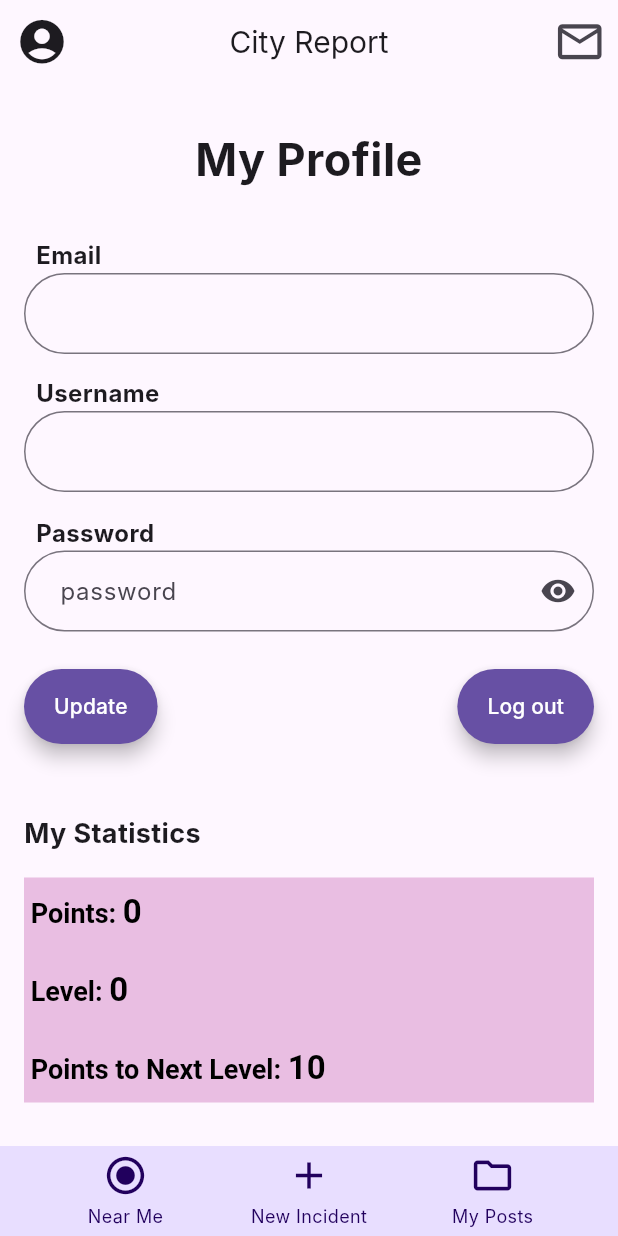
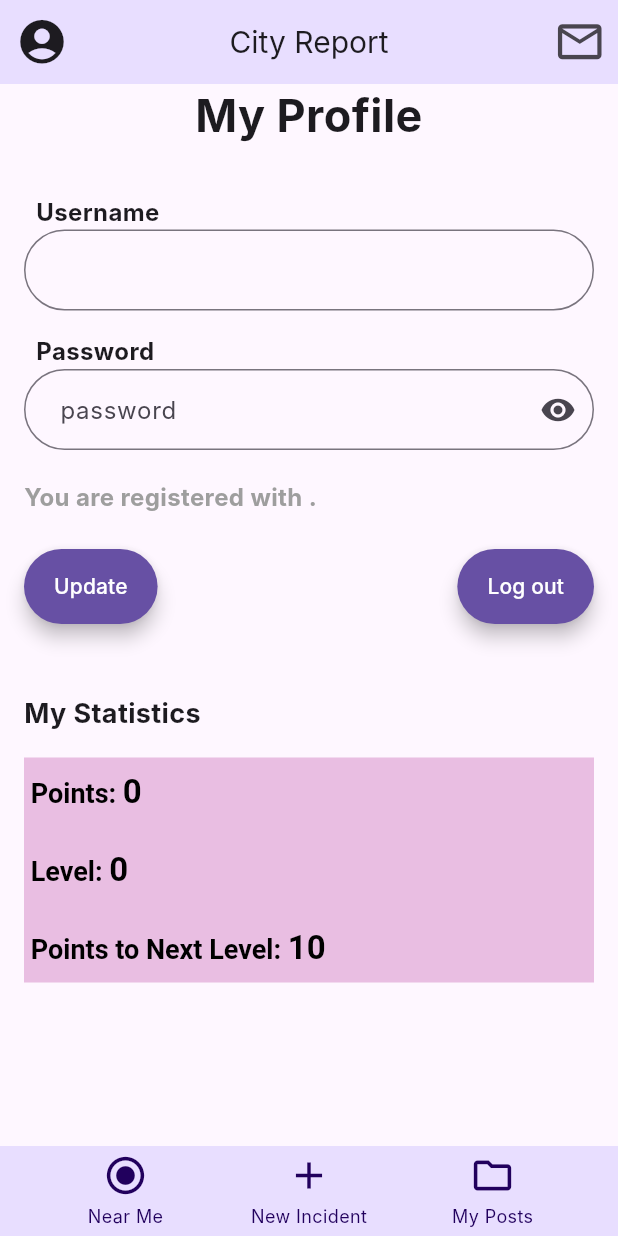
Before and after one commit to anastazee/city-report, a Flutter app: the Profile screen opened directly, on a phone screen of 412 x 824 dp. Run offline on Flutter 3.47's test engine with Material 3 defaults, Android fonts, the phone set to English and light mode, and no system bars; our stand-ins replace camera, cloud_firestore, firebase_auth, firebase_core, firebase_storage, flutter_map and 5 more; accounts and stored records are empty; Roboto replaces fonts that are missing (Inter).

Commit message:
small fixes 	modified:   android/app/build.gradle 	modified:   lib/models/bars.dart 	modified:   lib/screens/myprofile.dart 	modified:   lib/screens/new_incident/new_incident.dart 	modified:   lib/services/auth.dart

```diff
--- a/lib/models/bars.dart
+++ b/lib/models/bars.dart
@@ -17,7 +17,7 @@ class MyAppBar extends StatelessWidget implements PreferredSizeWidget {
         ),
       title: Text('City Report'),
       centerTitle: true,
-      backgroundColor: Color(0xFEF7FF),
+      backgroundColor: Color.fromARGB(255, 232, 222, 255),
       actions: [
         IconButton(
            icon: Icon(Icons.email_outlined),
--- a/lib/screens/myprofile.dart
+++ b/lib/screens/myprofile.dart
@@ -35,6 +35,7 @@ class _Profile extends State<Profile>{
           int points = data?['points'];
           int level = points ~/ 10;
           int toNext = 10 - points%10;
+          String? email = data?['email'].toString();
           // Your existing TextFormField with the retrieved username
           final usernameField = TextFormField(
             controller: _username,
@@ -47,21 +48,6 @@ class _Profile extends State<Profile>{
               ),
             ),
           );
-
-          final emailField = TextFormField(
-                controller: _email,
-                autofocus: false,
-                validator: (value) {
-                  if (value != null && value != '' && !value.contains('@') && !value.endsWith('.com')) {
-                      return 'Enter a Valid Email Address';
-                    }
-                    return null;
-                  },
-                decoration: InputDecoration(
-                    contentPadding: const EdgeInsets.fromLTRB(20.0, 15.0, 20.0, 15.0),
-                    hintText: data?['email'].toString(),
-                    border:
-                        OutlineInputBorder(borderRadius: BorderRadius.circular(32.0))));
 
           final passwordField = TextFormField(
               obscureText: _obscureText,
@@ -94,7 +80,6 @@ class _Profile extends State<Profile>{
             padding: const EdgeInsets.fromLTRB(20.0, 15.0, 20.0, 15.0),
             onPressed: () async {
                 String username = _username.text.trim();
-                String email = _email.text.trim();
                 String password = _password.text.trim();
                 if (username.isNotEmpty){}
                   bool taken = await isUsernameAlreadyTaken(username);
@@ -107,7 +92,7 @@ class _Profile extends State<Profile>{
                     );
                   }
                   else {
-                   bool check = await updateUserData(username, email, password);
+                   bool check = await updateUserData(username, password);
                    if (check) {
                         ScaffoldMessenger.of(context).showSnackBar(
                           SnackBar(
@@ -159,7 +144,8 @@ class _Profile extends State<Profile>{
    return Scaffold(
       resizeToAvoidBottomInset: false,
       appBar: MyAppBar(),
-        body: Column(
+      body: SingleChildScrollView(
+        child: Column(
       mainAxisAlignment: MainAxisAlignment.center,
       children: [
         const Text(
@@ -178,20 +164,6 @@ class _Profile extends State<Profile>{
       crossAxisAlignment: CrossAxisAlignment.start,
       mainAxisAlignment: MainAxisAlignment.center,
       children: <Widget>[
-        const SizedBox(height: 15.0),
-        Column(
-          crossAxisAlignment: CrossAxisAlignment.start,
-          children: [
-            Text(
-              '  Email',
-              style: TextStyle(
-                fontSize: 16.0,
-                fontWeight: FontWeight.bold,
-              ),
-            ),
-            emailField,
-          ],
-        ),
         const SizedBox(height: 15.0),
         Column(
           crossAxisAlignment: CrossAxisAlignment.start,
@@ -220,7 +192,14 @@ class _Profile extends State<Profile>{
             passwordField,
           ],
         ),
-        const SizedBox(height: 25.0),
+        const SizedBox(height: 20.0),
+        Text('You are registered with $email.\n',
+                style: TextStyle(
+                fontSize: 16.0,
+                fontWeight: FontWeight.bold,
+                color: Colors.grey
+              ),
+          ),
        Row(
           mainAxisAlignment: MainAxisAlignment.spaceBetween,
           children: [
@@ -284,6 +263,7 @@ child: RichText(
       ),
       ],
     ),
+      ),
     bottomNavigationBar: AppNavigationBar(selectedIndex: -1),
     );
 } else {
--- a/lib/screens/new_incident/new_incident.dart
+++ b/lib/screens/new_incident/new_incident.dart
@@ -205,7 +205,8 @@ class _NewIncidentState extends State<NewIncident> {
       appBar: AppBar(
         title: Text('New Incident'),
       ),
-      body: Padding(
+      body: SingleChildScrollView(
+        child: Padding(
         padding: const EdgeInsets.all(16.0),
         child: Form(
           key: _formKey,
@@ -289,6 +290,8 @@ class _NewIncidentState extends State<NewIncident> {
           ),
         ),
       ),
+      ),
+      bottomNavigationBar: AppNavigationBar(selectedIndex: -1),
     );
   }
 }
--- a/lib/services/auth.dart
+++ b/lib/services/auth.dart
@@ -96,7 +96,7 @@ Future<Map<String, dynamic>?> getUserData() async {
     return null;
   }
 
-  Future<bool> updateUserData(String username, String email, String password) async {
+  Future<bool> updateUserData(String username, String password) async {
   User? user = FirebaseAuth.instance.currentUser;
 
   if (user != null) {
@@ -110,12 +110,6 @@ Future<Map<String, dynamic>?> getUserData() async {
           'username': username,
              });
 
-    }
-    if (email.isNotEmpty) {
-      await FirebaseFirestore.instance
-        .collection('users')
-        .doc(user.uid)
-        .update({'email': email});
     }
     if (password.isNotEmpty) {
         await user.updatePassword(password);
```
Also changed, not shown: 1 other file.
